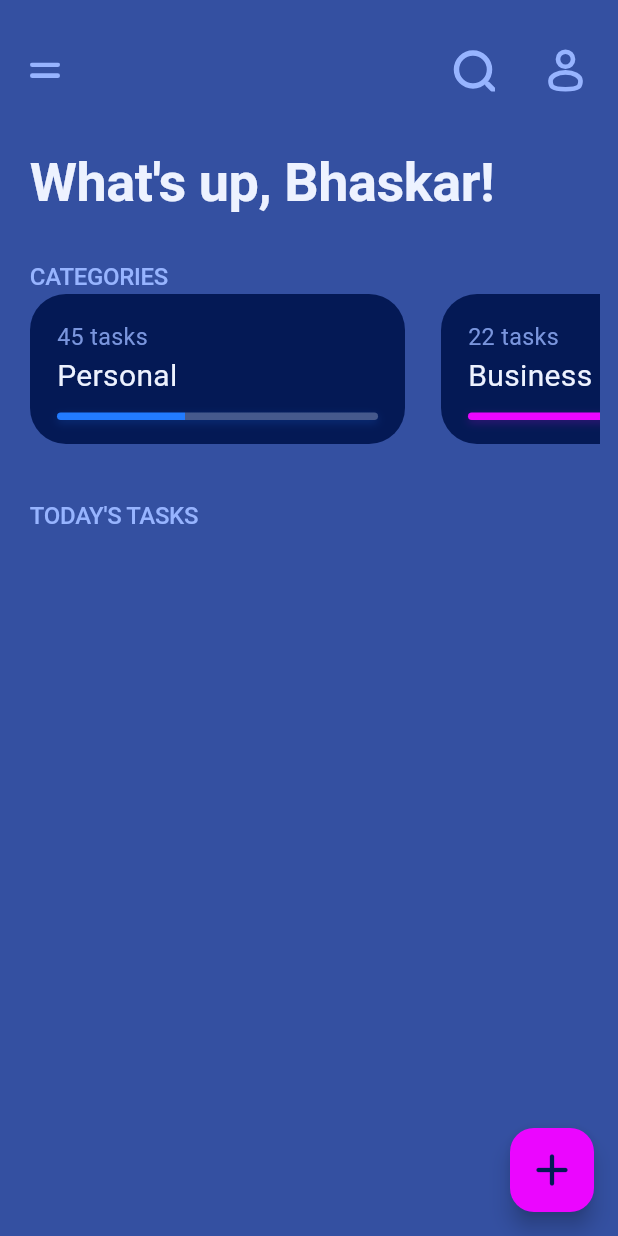
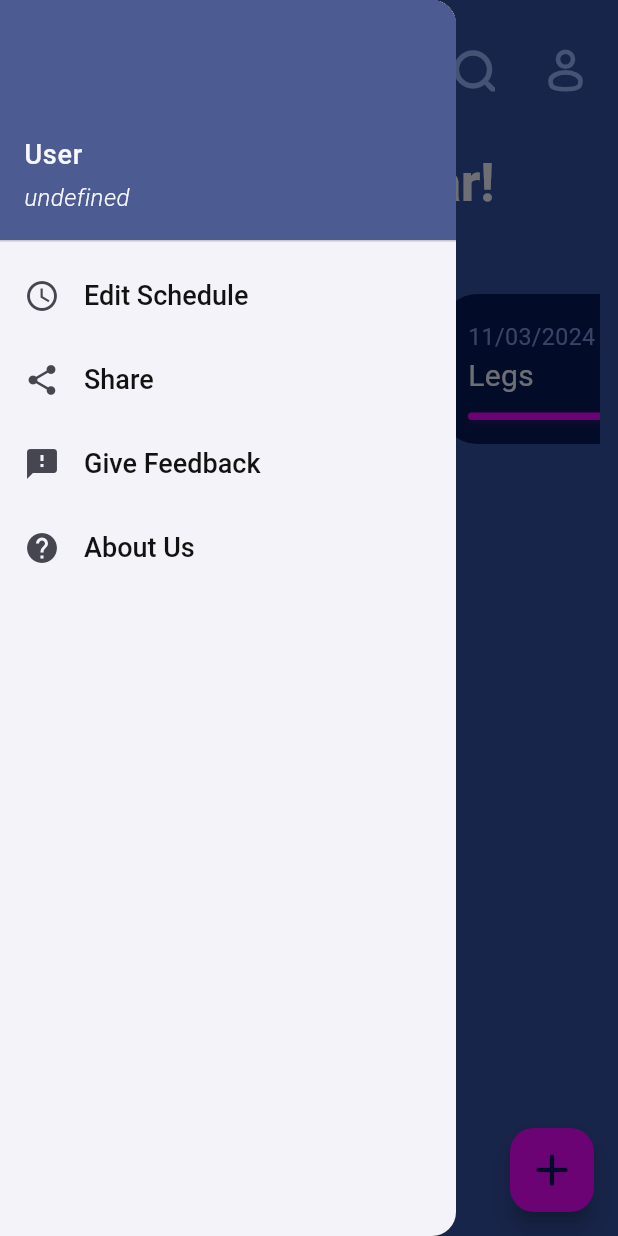
Before and after one commit to bhaskaraa45/gymtrack, a Flutter app: the screen it shows after launch, with the side drawer open (before the commit the screen has no drawer), on a phone screen of 412 x 824 dp. Run offline on Flutter 3.47's test engine with Material 3 defaults, Android fonts, the phone set to English and light mode, and no system bars; our stand-ins replace flutter_dotenv, flutter_riverpod, flutter_svg.

Commit message:
ready for gymtrack

```diff
--- a/frontend/lib/colors/colors.dart
+++ b/frontend/lib/colors/colors.dart
@@ -9,5 +9,6 @@ class MyColors{
   Color purple = const Color(0xffEB06FF);
   Color blue = const Color(0xff227BFF);
   Color sec = const Color(0xff46598C);
+  Color textColor2 = Color.fromARGB(255, 18, 18, 18);
 
 }
--- a/frontend/lib/models/tag_model.dart
+++ b/frontend/lib/models/tag_model.dart
@@ -1,6 +1,7 @@
 class TagModel {
   final String tag;
+  final String date;
+  final int completeTasks;
   final int tasks;
-  final int completeTasks;
-  TagModel({required this.tag, required this.completeTasks,required this.tasks});
+  TagModel({required this.tag, required this.completeTasks,required this.date, this.tasks = 0});
 }
--- /dev/null
+++ b/frontend/lib/screens/drawer.dart
@@ -0,0 +1,143 @@
+import 'package:flutter/material.dart';
+import 'package:flutter_riverpod/flutter_riverpod.dart';
+import 'package:todo/colors/colors.dart';
+
+class SideDrawer extends ConsumerStatefulWidget {
+  const SideDrawer({super.key});
+
+  @override
+  ConsumerState<SideDrawer> createState() => _SideDrawerState();
+}
+
+class _SideDrawerState extends ConsumerState<SideDrawer> {
+  String IPv4 = 'undefined';
+  @override
+  void initState() {
+    super.initState();
+  }
+
+  @override
+  Widget build(BuildContext context) {
+    String name = 'User';
+    return SafeArea(
+        child: Drawer(
+      child: Column(
+        children: [
+          UserAccountsDrawerHeader(
+              accountName: Text(
+                name,
+                style:
+                    const TextStyle(fontSize: 18, fontWeight: FontWeight.w500),
+              ),
+              accountEmail: SelectableText(
+                IPv4,
+                style: const TextStyle(
+                    fontSize: 16,
+                    fontStyle: FontStyle.italic,
+                    fontWeight: FontWeight.w300),
+              )),
+          // ListTile(
+          //   onTap: () {
+          //     // Navigator.push(context, MaterialPageRoute(builder: (ctx)=> ChangePort(ports: options)));
+          //     showDialog(
+          //         context: context,
+          //         builder: (ctx) => ChangePort(
+          //               ports: options,
+          //               currentPort: port,
+          //             ));
+          //   },
+          //   leading: const Icon(Icons.lan),
+          //   title: RichText(
+          //     text: TextSpan(
+          //         text: 'Current Port: ',
+          //         style: TextStyle(
+          //             color: MyColors().textColor2,
+          //             fontSize: 18,
+          //             fontWeight: FontWeight.w500),
+          //         children: [
+          //           TextSpan(
+          //             text: '$port',
+          //             style: TextStyle(
+          //                 fontWeight: FontWeight.w500,
+          //                 color: MyColors().textColor2,
+          //                 fontSize: 18,
+          //                 fontStyle: FontStyle.italic),
+          //           ),
+          //         ]),
+          //   ),
+          // ),
+          ListTile(
+            onTap: () {},
+            leading: const Icon(Icons.schedule),
+            title: RichText(
+              text: TextSpan(
+                text: 'Edit Schedule',
+                style: TextStyle(
+                    color: MyColors().textColor2,
+                    fontSize: 18,
+                    fontWeight: FontWeight.w500),
+              ),
+            ),
+          ),
+          ListTile(
+            onTap: () {},
+            leading: const Icon(Icons.share),
+            title: RichText(
+              text: TextSpan(
+                text: 'Share',
+                style: TextStyle(
+                    color: MyColors().textColor2,
+                    fontSize: 18,
+                    fontWeight: FontWeight.w500),
+              ),
+            ),
+          ),
+          ListTile(
+            onTap: () {
+              // showDialog(
+              //     barrierDismissible: false,
+              //     context: context,
+              //     builder: (ctx) => const GiveFeedback());
+            },
+            leading: const Icon(Icons.feedback),
+            title: RichText(
+              text: TextSpan(
+                text: 'Give Feedback',
+                style: TextStyle(
+                    color: MyColors().textColor2,
+                    fontSize: 18,
+                    fontWeight: FontWeight.w500),
+              ),
+            ),
+          ),
+          // ListTile(
+          //   onTap: () {},
+          //   leading: const Icon(Icons.bug_report),
+          //   title: RichText(
+          //     text: TextSpan(
+          //       text: 'Report a bug',
+          //       style: TextStyle(
+          //           color: MyColors().textColor2,
+          //           fontSize: 18,
+          //           fontWeight: FontWeight.w500),
+          //     ),
+          //   ),
+          // ),
+          ListTile(
+            onTap: () {},
+            leading: const Icon(Icons.help),
+            title: RichText(
+              text: TextSpan(
+                text: 'About Us',
+                style: TextStyle(
+                    color: MyColors().textColor2,
+                    fontSize: 18,
+                    fontWeight: FontWeight.w500),
+              ),
+            ),
+          ),
+        ],
+      ),
+    ));
+  }
+}
--- a/frontend/lib/screens/home.dart
+++ b/frontend/lib/screens/home.dart
@@ -2,14 +2,16 @@ import 'package:flutter/material.dart';
 import 'package:flutter/services.dart';
 import 'package:flutter_riverpod/flutter_riverpod.dart';
 import 'package:todo/colors/colors.dart';
+import 'package:todo/main.dart';
 import 'package:todo/models/tag_model.dart';
 import 'package:todo/models/todo_model.dart';
 import 'package:todo/provider/todo_provider.dart';
 import 'package:todo/screens/add_todo.dart';
-import 'package:todo/services/api_services.dart';
+import 'package:todo/screens/drawer.dart';
 import 'package:todo/widgets/categories_card.dart';
 import 'package:todo/widgets/svg_icon.dart';
 import 'package:todo/widgets/tasks_card.dart';
+import 'package:todo/widgets/which_day.dart';
 
 class HomeScreen extends ConsumerStatefulWidget {
   const HomeScreen({super.key});
@@ -20,11 +22,11 @@ class HomeScreen extends ConsumerStatefulWidget {
 
 class _HomeScreenState extends ConsumerState<HomeScreen> {
   List<TagModel> list = [
-    TagModel(tag: 'Personal', completeTasks: 18, tasks: 45),
-    TagModel(tag: 'Business', completeTasks: 16, tasks: 22),
-    TagModel(tag: 'Study', completeTasks: 1, tasks: 12),
-    TagModel(tag: 'Coding', completeTasks: 25, tasks: 25),
-    TagModel(tag: 'Othets', completeTasks: 12, tasks: 18),
+    TagModel(tag: 'Back', completeTasks: 3, date: "10/03/2024", tasks: 3),
+    TagModel(tag: 'Legs', completeTasks: 2, date: "11/03/2024", tasks: 3),
+    TagModel(tag: 'Shoulder', completeTasks: 3, date: "12/03/2024", tasks: 3),
+    TagModel(tag: 'Arms', completeTasks: 1, date: "13/03/2024", tasks: 3),
+    TagModel(tag: 'Chest', completeTasks: 3, date: "14/03/2024", tasks: 3),
   ];
 
   // List<TodoModel> todos = [];
@@ -34,11 +36,15 @@ class _HomeScreenState extends ConsumerState<HomeScreen> {
     super.initState();
   }
 
-  Widget headerIcons() {
+  Widget headerIcons(BuildContext context) {
     return Row(
       children: [
-        InkWell(
-            onTap: () {},
+        Builder(
+          builder: (BuildContext scaffoldContext) {
+            return InkWell(
+              onTap: () {
+                Scaffold.of(scaffoldContext).openDrawer();
+              },
               borderRadius: BorderRadius.circular(36),
               child: const Padding(
                 padding: EdgeInsets.all(8.0),
@@ -46,7 +52,10 @@ class _HomeScreenState extends ConsumerState<HomeScreen> {
                   "assets/icons/menu.svg",
                   size: 20,
                 ),
-            )),
+              ),
+            );
+          },
+        ),
         const Spacer(),
         InkWell(
             onTap: () {},
@@ -95,11 +104,10 @@ class _HomeScreenState extends ConsumerState<HomeScreen> {
         itemBuilder: (ctx, index) {
           double percentage =
               (list[index].completeTasks * 100.0) / list[index].tasks;
-          print(percentage);
           return Container(
             margin: EdgeInsets.only(right: 24),
             child: CategoriesCard(
-                tasks: list[index].tasks,
+                date: list[index].date,
                 tag: list[index].tag,
                 percentage: percentage,
                 color: index % 2 == 0 ? MyColors().blue : MyColors().purple),
@@ -142,6 +150,7 @@ class _HomeScreenState extends ConsumerState<HomeScreen> {
   Widget build(BuildContext context) {
     List<TodoModel> todos = ref.watch(todoProvider);
     return Scaffold(
+      drawer: SideDrawer(),
       appBar: AppBar(
         toolbarHeight: 0.0,
         systemOverlayStyle:
@@ -158,7 +167,7 @@ class _HomeScreenState extends ConsumerState<HomeScreen> {
             const SizedBox(
               height: 24,
             ),
-            headerIcons(),
+            headerIcons(context),
             const SizedBox(
               height: 26,
             ),
@@ -172,7 +181,7 @@ class _HomeScreenState extends ConsumerState<HomeScreen> {
             Padding(
               padding: const EdgeInsets.only(left: 8.0),
               child: Text(
-                'CATEGORIES',
+                'HISTORY',
                 style: TextStyle(
                     letterSpacing: -0.2,
                     color: MyColors().secondary,
@@ -185,8 +194,9 @@ class _HomeScreenState extends ConsumerState<HomeScreen> {
             // ),
             Padding(
               padding: const EdgeInsets.only(left: 8.0),
-              child:
-                  SizedBox(height: 100, child: Expanded(child: listOfTags())),
+              child: SizedBox(
+                  height: 100,
+                  child: Expanded(child: listOfTags())), //TODO:look
             ),
             const SizedBox(
               height: 36,
@@ -202,6 +212,7 @@ class _HomeScreenState extends ConsumerState<HomeScreen> {
                     fontSize: 16),
               ),
             ),
+            const Center(child: WhichDay(title: "BACK DAY")),
             Expanded(child: listOfTasks(todos))
           ],
         ),
--- a/frontend/lib/widgets/categories_card.dart
+++ b/frontend/lib/widgets/categories_card.dart
@@ -4,11 +4,11 @@ import 'package:todo/colors/colors.dart';
 class CategoriesCard extends StatelessWidget {
   const CategoriesCard(
       {super.key,
-      required this.tasks,
+      required this.date,
       required this.tag,
       required this.percentage,
       required this.color});
-  final int tasks;
+  final String date;
   final String tag;
   final double percentage;
   final Color color;
@@ -49,7 +49,7 @@ class CategoriesCard extends StatelessWidget {
           crossAxisAlignment: CrossAxisAlignment.start,
           children: [
             Text(
-              '$tasks tasks',
+              date,
               style: TextStyle(
                   color: MyColors().secondary.withOpacity(0.8), fontSize: 15.5),
             ),
--- /dev/null
+++ b/frontend/lib/widgets/which_day.dart
@@ -0,0 +1,31 @@
+import 'package:flutter/material.dart';
+import 'package:todo/colors/colors.dart';
+
+class WhichDay extends StatelessWidget {
+  const WhichDay({super.key, required this.title});
+  final String title;
+
+  @override
+  Widget build(BuildContext context) {
+    return Container(
+      child: Column(
+        mainAxisSize: MainAxisSize.min,
+        children: [
+          Text(
+            title,
+            style: TextStyle(
+                letterSpacing: -0.2,
+                color: MyColors().textColor,
+                fontWeight: FontWeight.w500,
+                fontSize: 18),
+          ),
+          Container(
+            height: 0.7,
+            width: MediaQuery.of(context).size.width * 0.4,
+            color: MyColors().secondary.withOpacity(0.6),
+          )
+        ],
+      ),
+    );
+  }
+}
--- a/frontend/pubspec.yaml
+++ b/frontend/pubspec.yaml
@@ -40,7 +40,6 @@ dependencies:
   flutter_riverpod: ^2.4.9
   flutter_dotenv: ^5.1.0
   http: ^1.1.0
-  fluttertoast: ^8.2.4
 
 dev_dependencies:
   flutter_test:
```
Also changed, not shown: frontend/lib/screens/add_todo.dart (+194 -32 lines), frontend/lib/widgets/tasks_card.dart (+11 -18 lines), frontend/pubspec.lock. Lines whose indentation alone changed are shown as unchanged.
